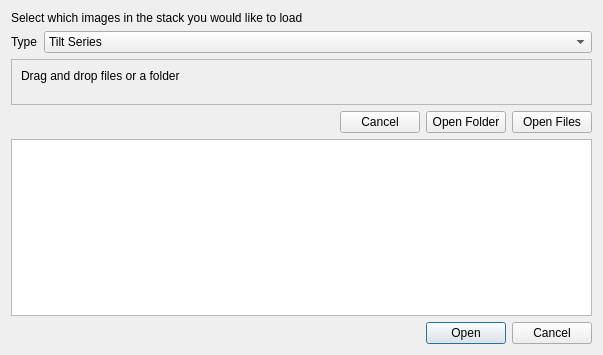
OpenChemistry/tomviz, file tomviz/ImageStackDialog.ui: the form before one commit.
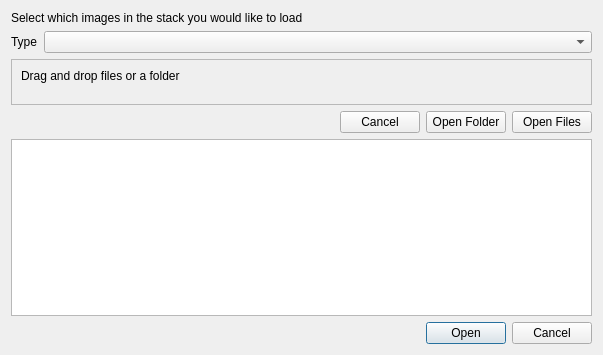
The form after the commit.

Commit message: Enable the StackType combo box

What changed in the file:
```diff
--- a/tomviz/ImageStackDialog.ui
+++ b/tomviz/ImageStackDialog.ui
@@ -44,16 +44,6 @@
        <property name="enabled">
         <bool>true</bool>
        </property>
-       <item>
-        <property name="text">
-         <string>Tilt Series</string>
-        </property>
-       </item>
-       <item>
-        <property name="text">
-         <string>Volume</string>
-        </property>
-       </item>
       </widget>
      </item>
     </layout>
```
Left out of the diff: 13 changed lines with no effect on the pictures. The commit also changes 4 other files.
